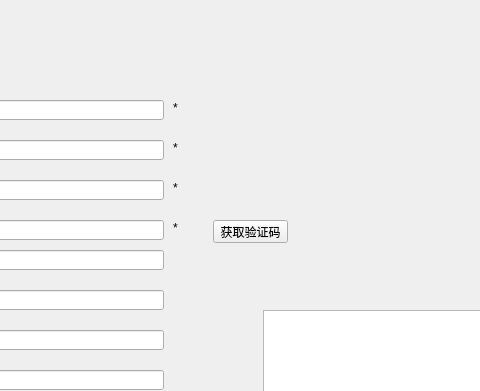
Above: Project_gather/QTRegister.ui from mohanmode2008/Terminal before the change; both pictures show x 287 to 767 and y 0 to 391 of the 967 by 816 pixel window. Below: the same form after it.
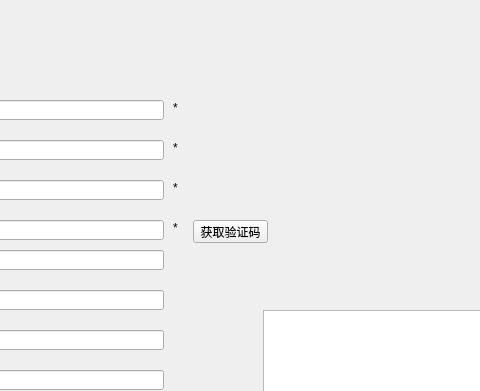
That is the form after the change.

The edit to the form file:
```diff
--- a/Project_gather/QTRegister.ui
+++ b/Project_gather/QTRegister.ui
@@ -49,7 +49,7 @@
   <widget class="QPushButton" name="btn_to_getcode">
    <property name="geometry">
     <rect>
-     <x>500</x>
+     <x>480</x>
      <y>220</y>
      <width>75</width>
      <height>23</height>
```
Left out of the diff: 2 changed lines with no effect on the pictures.
